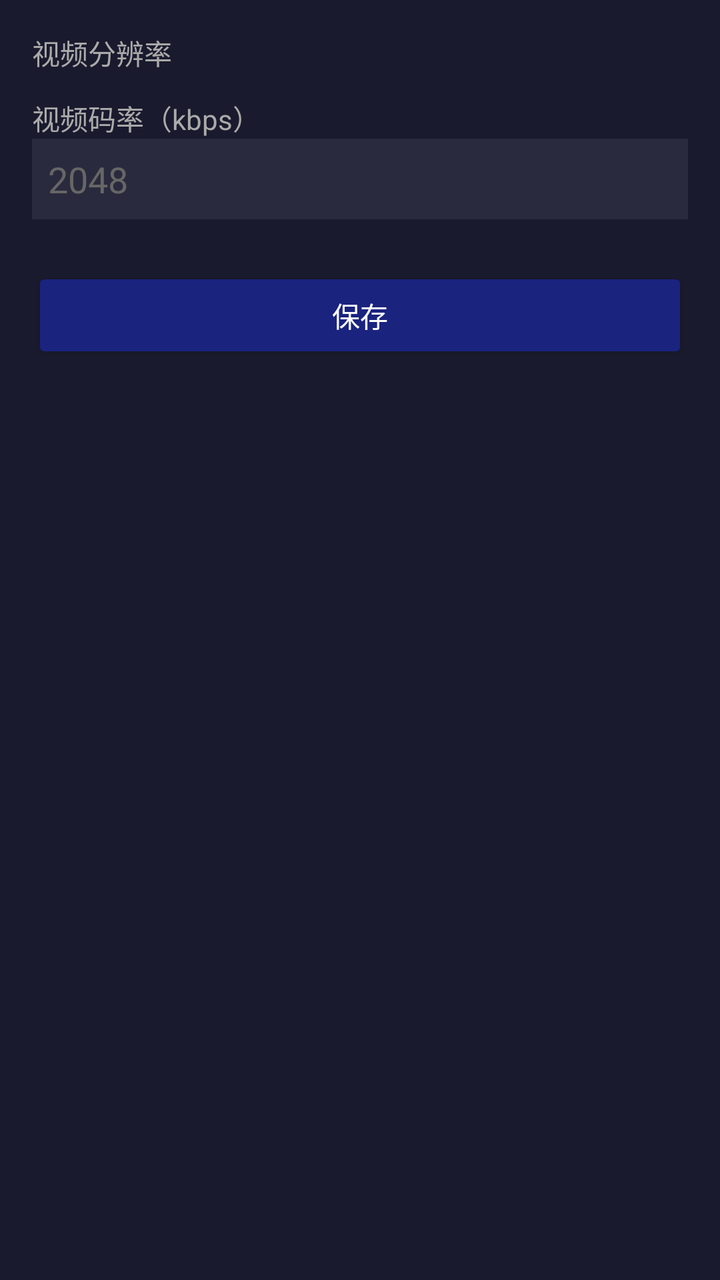
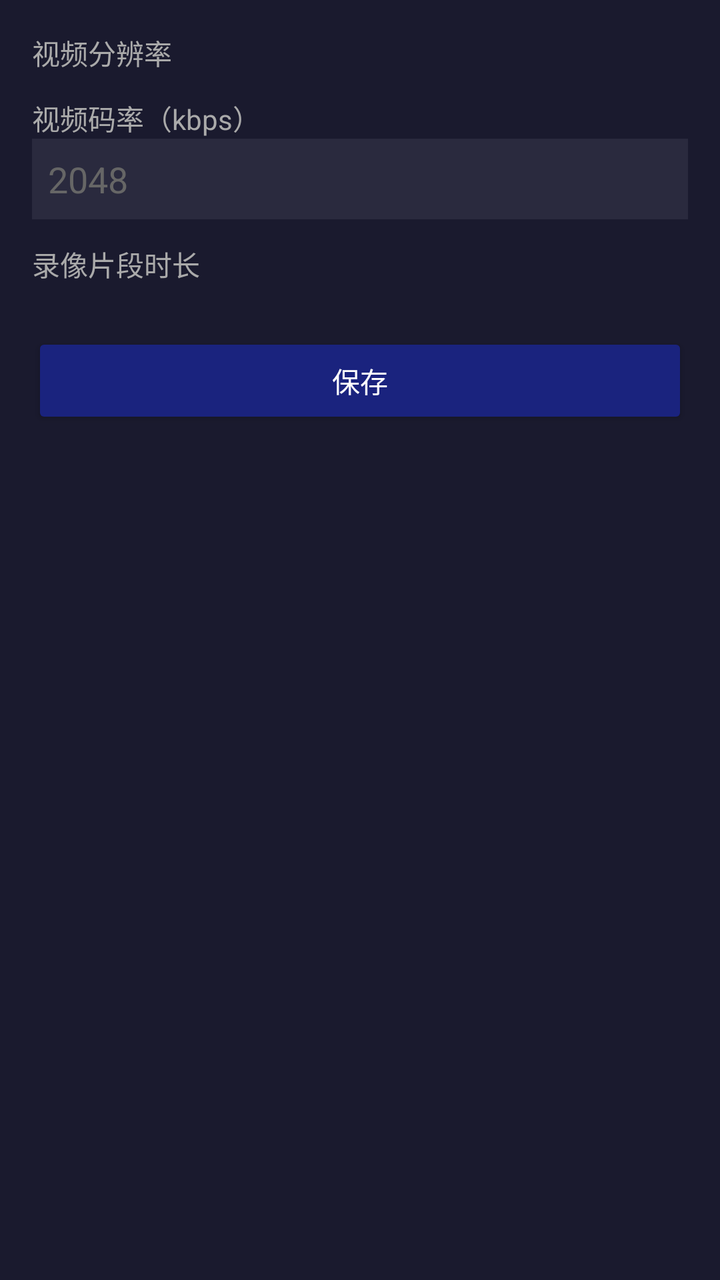

Screens rendered from an Android XML layout before and after an edit, with the pre-edit source and the edit as a unified diff.
<!-- AndroidManifest.xml: application theme Theme.EnforcementApp -->
<!-- res/layout/fragment_settings_general.xml -->
<?xml version="1.0" encoding="utf-8"?>
<ScrollView xmlns:android="http://schemas.android.com/apk/res/android"
    android:layout_width="match_parent"
    android:layout_height="match_parent"
    android:background="#1A1A2E"
    android:padding="16dp">
    <LinearLayout android:layout_width="match_parent" android:layout_height="wrap_content" android:orientation="vertical">

        <TextView android:text="视频分辨率" android:textColor="#AAAAAA" android:layout_width="wrap_content" android:layout_height="wrap_content" />
        <Spinner android:id="@+id/spinnerResolution" android:layout_width="match_parent" android:layout_height="wrap_content"
            android:background="#2A2A3E" android:layout_marginBottom="12dp" />

        <TextView android:text="视频码率（kbps）" android:textColor="#AAAAAA" android:layout_width="wrap_content" android:layout_height="wrap_content" />
        <EditText android:id="@+id/etBitrate" android:layout_width="match_parent" android:layout_height="wrap_content"
            android:hint="2048" android:inputType="number" android:textColor="#FFFFFF" android:textColorHint="#666666"
            android:background="#2A2A3E" android:padding="8dp" android:layout_marginBottom="24dp" />

        <Button android:id="@+id/btnSaveGeneral" android:layout_width="match_parent" android:layout_height="wrap_content"
            android:text="保存" android:backgroundTint="#1A237E" android:textColor="#FFFFFF" />
    </LinearLayout>
</ScrollView>
<!-- resources referenced by this layout -->
<resources>
  <style name="Theme.EnforcementApp" parent="Theme.MaterialComponents.DayNight.NoActionBar">
          <item name="colorPrimary">#1A237E</item>
          <item name="colorPrimaryVariant">#0D47A1</item>
          <item name="colorOnPrimary">#FFFFFF</item>
          <item name="colorSecondary">#2196F3</item>
          <item name="android:windowBackground">#000000</item>
      </style>
</resources>

<!-- the commit's change to res/layout/fragment_settings_general.xml (unified diff, before → after) -->
@@ -13,7 +13,11 @@
         <TextView android:text="视频码率（kbps）" android:textColor="#AAAAAA" android:layout_width="wrap_content" android:layout_height="wrap_content" />
         <EditText android:id="@+id/etBitrate" android:layout_width="match_parent" android:layout_height="wrap_content"
             android:hint="2048" android:inputType="number" android:textColor="#FFFFFF" android:textColorHint="#666666"
-            android:background="#2A2A3E" android:padding="8dp" android:layout_marginBottom="24dp" />
+            android:background="#2A2A3E" android:padding="8dp" android:layout_marginBottom="12dp" />
+
+        <TextView android:text="录像片段时长" android:textColor="#AAAAAA" android:layout_width="wrap_content" android:layout_height="wrap_content" />
+        <Spinner android:id="@+id/spinnerSegment" android:layout_width="match_parent" android:layout_height="wrap_content"
+            android:background="#2A2A3E" android:layout_marginBottom="24dp" />
 
         <Button android:id="@+id/btnSaveGeneral" android:layout_width="match_parent" android:layout_height="wrap_content"
             android:text="保存" android:backgroundTint="#1A237E" android:textColor="#FFFFFF" />
